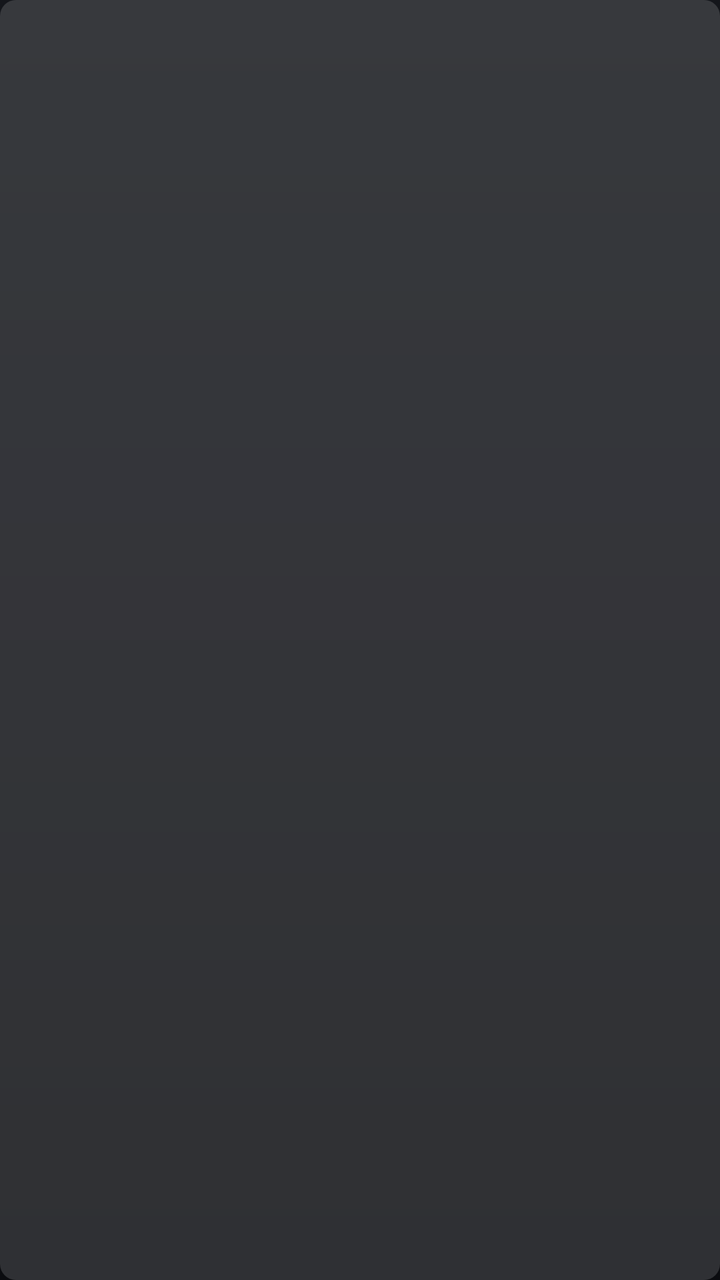
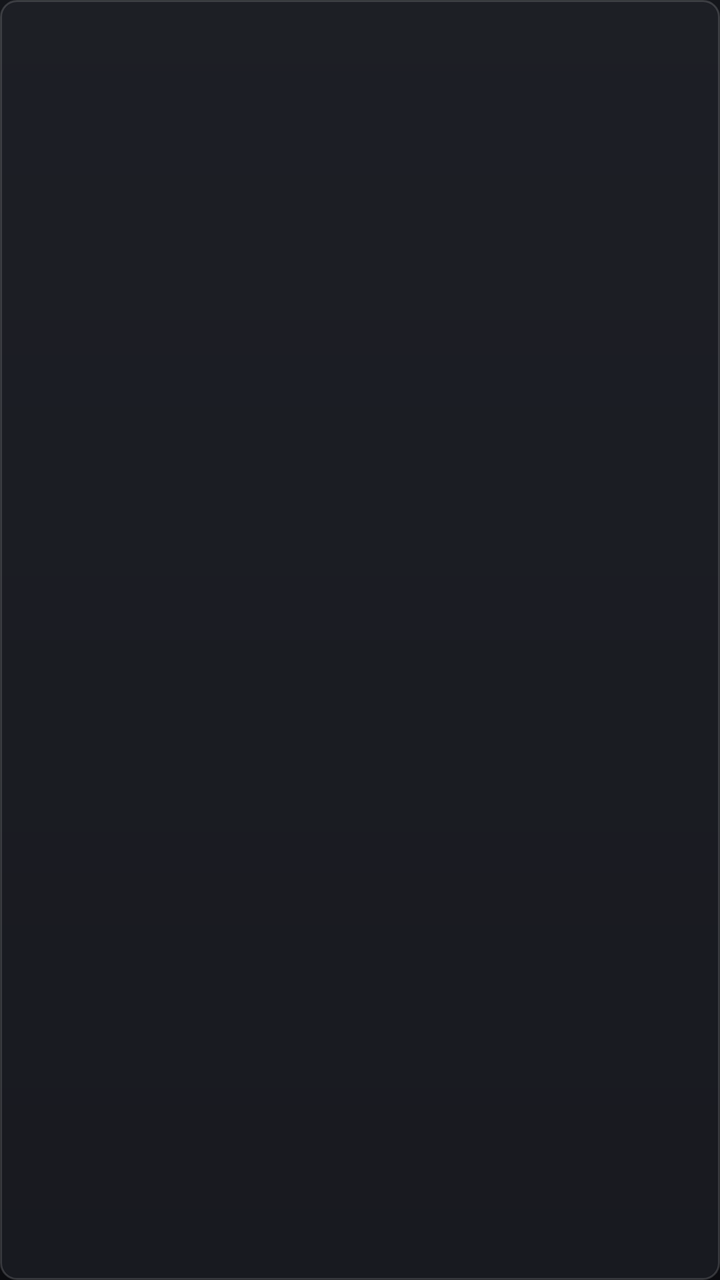

Compare the two renders of this Android layout. The source of the first and the diff that turns it into the second are given below.
<!-- AndroidManifest.xml: application theme Theme.Launcher -->
<!-- res/layout/item_ha.xml -->
<?xml version="1.0" encoding="utf-8"?>
<LinearLayout xmlns:android="http://schemas.android.com/apk/res/android"
    android:layout_width="wrap_content"
    android:layout_height="wrap_content"
    android:layout_marginEnd="6dp"
    android:minWidth="@dimen/ha_chip_min_width"
    android:orientation="vertical"
    android:paddingStart="10dp"
    android:paddingEnd="10dp"
    android:paddingTop="6dp"
    android:paddingBottom="6dp"
    android:background="@drawable/ac_button"
    android:focusable="true"
    android:focusableInTouchMode="true"
    android:clickable="true">

    <TextView
        android:id="@+id/haName"
        android:layout_width="wrap_content"
        android:layout_height="wrap_content"
        android:maxWidth="@dimen/ha_chip_max_width"
        android:singleLine="true"
        android:ellipsize="end"
        android:textSize="11sp"
        android:textColor="@color/text_secondary" />

    <TextView
        android:id="@+id/haState"
        android:layout_width="wrap_content"
        android:layout_height="wrap_content"
        android:maxWidth="@dimen/ha_chip_max_width"
        android:singleLine="true"
        android:ellipsize="end"
        android:textSize="@dimen/ac_button_text"
        android:textColor="@color/text_primary" />
</LinearLayout>
<!-- resources referenced by this layout -->
<resources>
  <color name="text_primary">#FFF2F1EC</color>
  <color name="text_secondary">#FF9A9A94</color>
  <dimen name="ac_button_text">12sp</dimen>
  <dimen name="ha_chip_max_width">150dp</dimen>
  <dimen name="ha_chip_min_width">80dp</dimen>
  <!-- drawable ac_button (drawable) -->
  <?xml version="1.0" encoding="utf-8"?>
  <selector xmlns:android="http://schemas.android.com/apk/res/android">
      <item android:state_focused="true">
          <shape android:shape="rectangle">
              <corners android:radius="8dp" />
              <solid android:color="@color/accent" />
          </shape>
      </item>
      <item>
          <shape android:shape="rectangle">
              <corners android:radius="8dp" />
              <solid android:color="#26FFFFFF" />
          </shape>
      </item>
  </selector>
  <style name="Theme.Launcher" parent="android:Theme.Material.NoActionBar">
          <item name="android:windowBackground">@drawable/bg_gradient</item>
          <item name="android:colorAccent">@color/accent</item>
          <item name="android:colorPrimary">@color/bg_top</item>
          <item name="android:textColorPrimary">@color/text_primary</item>
          <item name="android:textColorSecondary">@color/text_secondary</item>
          <item name="android:windowDisablePreview">true</item>
      </style>
  <color name="accent">#FF85B7EB</color>
  <!-- drawable bg_gradient (drawable) -->
  <?xml version="1.0" encoding="utf-8"?>
  <shape xmlns:android="http://schemas.android.com/apk/res/android" android:shape="rectangle">
      <gradient android:angle="270" android:startColor="@color/bg_top" android:endColor="@color/bg_bottom" />
  </shape>
  <color name="bg_top">#FF14161B</color>
  <color name="bg_bottom">#FF0B0C10</color>
</resources>

<!-- the commit's change to res/layout/item_ha.xml (unified diff, before → after) -->
@@ -9,7 +9,7 @@
     android:paddingEnd="10dp"
     android:paddingTop="6dp"
     android:paddingBottom="6dp"
-    android:background="@drawable/ac_button"
+    android:background="@drawable/ha_chip"
     android:focusable="true"
     android:focusableInTouchMode="true"
     android:clickable="true">
<!-- resource entries referenced after the edit -->
@@ -5,7 +5,7 @@
   <dimen name="ac_button_text">12sp</dimen>
   <dimen name="ha_chip_max_width">150dp</dimen>
   <dimen name="ha_chip_min_width">80dp</dimen>
-  <!-- drawable ac_button (drawable) -->
+  <!-- drawable ha_chip (drawable) -->
   <?xml version="1.0" encoding="utf-8"?>
   <selector xmlns:android="http://schemas.android.com/apk/res/android">
       <item android:state_focused="true">
@@ -17,7 +17,8 @@
       <item>
           <shape android:shape="rectangle">
               <corners android:radius="8dp" />
-              <solid android:color="#26FFFFFF" />
+              <solid android:color="#80262930" />
+              <stroke android:width="1dp" android:color="#26FFFFFF" />
           </shape>
       </item>
   </selector>
